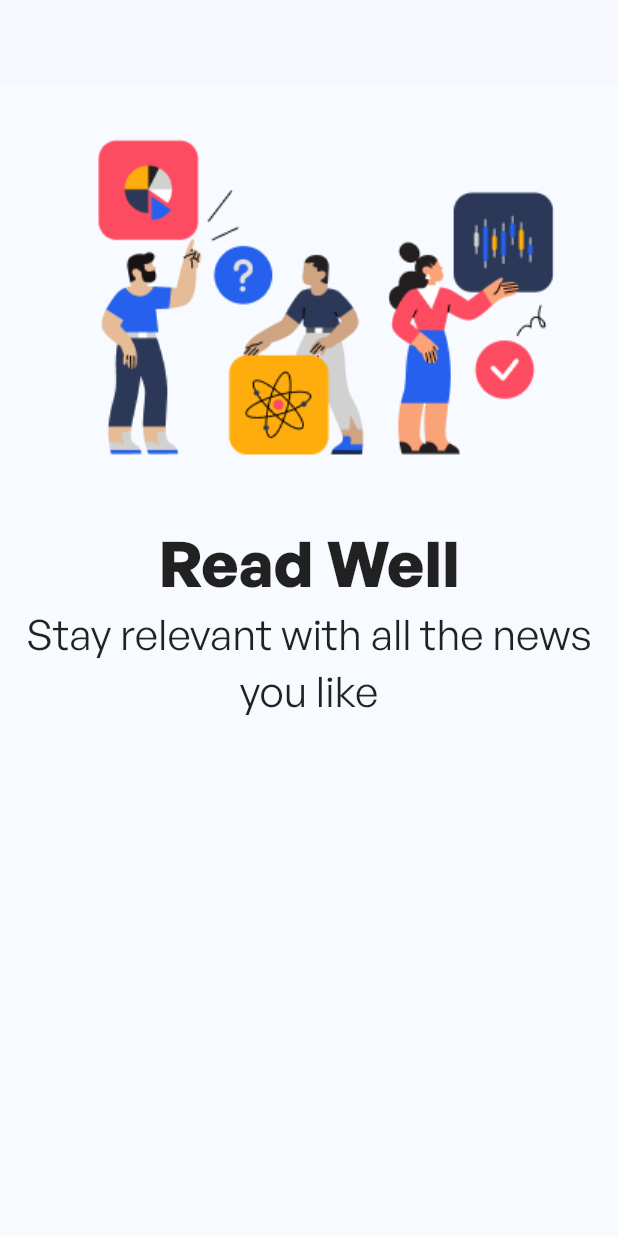
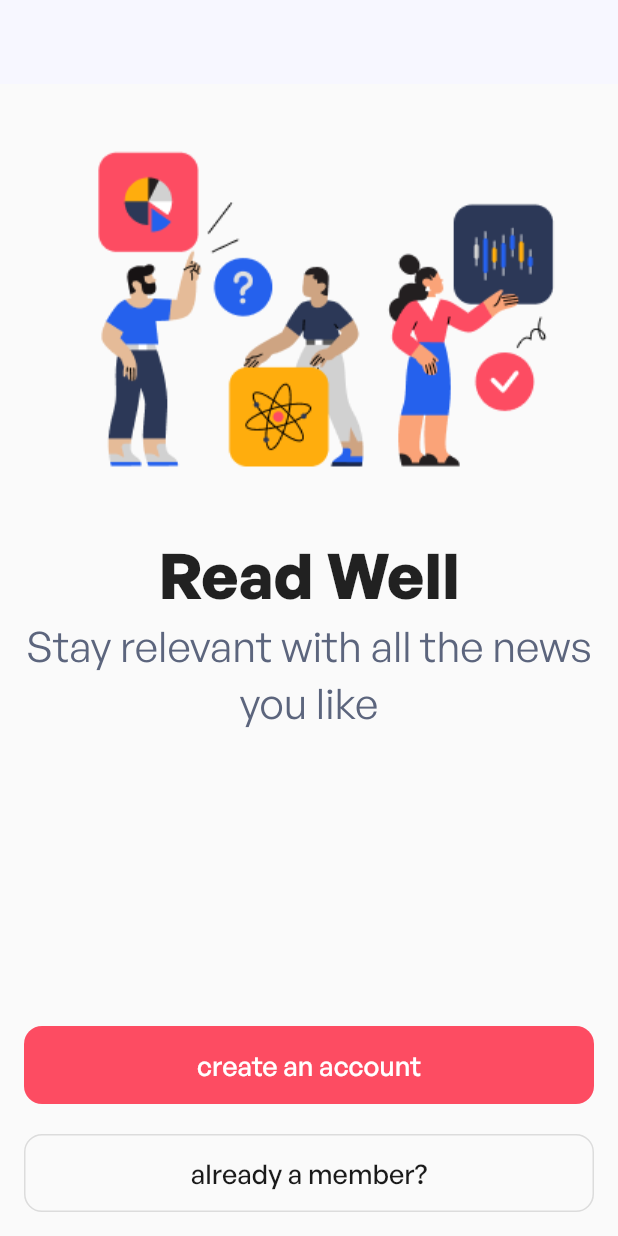
Before and after one commit to InSync-HQ/InSync, a Flutter app: the screen it shows after launch, on a phone screen of 412 x 824 dp. Run offline on Flutter 3.47's test engine with Material 2 defaults, Android fonts, the phone set to English and light mode, and no system bars.

Commit message:
added button as a widget

```diff
--- a/lib/utils/theme_config.dart
+++ b/lib/utils/theme_config.dart
@@ -208,12 +208,8 @@ ThemeData lighttheme = ThemeData(
     ),
   ),
   primaryColor: const Color(0xffFD4C62),
-  primaryColorLight: const Color(0xff00d2ff),
-  primaryColorDark: const Color(0xff0052ff),
-  scaffoldBackgroundColor: const Color(0xffF7FAFF),
   fontFamily: 'General Sans',
   brightness: Brightness.light,
-  backgroundColor: const Color(0xff393E46),
   floatingActionButtonTheme: const FloatingActionButtonThemeData(
     elevation: 0,
     backgroundColor: Color(0xff2dadc2),
--- a/lib/view/splash_screen.dart
+++ b/lib/view/splash_screen.dart
@@ -1,4 +1,5 @@
 import 'package:flutter/material.dart';
+import 'package:insync/widgets/button.dart';
 
 class SplashScreen extends StatefulWidget {
   const SplashScreen({Key? key}) : super(key: key);
@@ -13,8 +14,11 @@ class _SplashScreenState extends State<SplashScreen> {
     return Scaffold(
         appBar: AppBar(),
         body: Padding(
-          padding: const EdgeInsets.all(8.0),
+          padding: const EdgeInsets.all(16.0),
           child: Column(
+            mainAxisAlignment: MainAxisAlignment.spaceBetween,
+            children: [
+              Column(
                 children: [
                   const Image(image: AssetImage('assets/readwell.png')),
                   const Text(
@@ -22,9 +26,41 @@ class _SplashScreenState extends State<SplashScreen> {
                     style: TextStyle(fontSize: 42, fontWeight: FontWeight.w700),
                     textAlign: TextAlign.center,
                   ),
-              const Text("Stay relevant with all the news you like",
-                  style: TextStyle(fontSize: 28),
+                  const Text(
+                    "Stay relevant with all the news you like",
+                    style: TextStyle(fontSize: 28, color: Color(0xff5C657D)),
                     textAlign: TextAlign.center,
+                  ),
+                ],
+              ),
+              Column(
+                crossAxisAlignment: CrossAxisAlignment.stretch,
+                children: [
+                  const PrimaryButton(
+                    buttonTitle: "create an account",
+                    onPressed: null,
+                  ),
+                  const SizedBox(height: 20),
+                  OutlinedButton(
+                    onPressed: () {},
+                    child: const Text(
+                      "already a member?",
+                      style: TextStyle(fontSize: 18),
+                    ),
+                    style: ButtonStyle(
+                      foregroundColor: MaterialStateProperty.all<Color>(
+                          const Color(0xff1A1A1A)),
+                      padding: MaterialStateProperty.all<EdgeInsetsGeometry?>(
+                          const EdgeInsets.symmetric(
+                              vertical: 14.0, horizontal: 8)),
+                      shape: MaterialStateProperty.resolveWith<OutlinedBorder>(
+                          (_) {
+                        return RoundedRectangleBorder(
+                            borderRadius: BorderRadius.circular(12));
+                      }),
+                    ),
+                  )
+                ],
               ),
             ],
           ),
--- a/lib/widgets/button.dart
+++ b/lib/widgets/button.dart
@@ -1,43 +1,32 @@
-// import 'package:flutter/material.dart';
+import 'package:flutter/material.dart';
 
-// class Button extends StatefulWidget {
-//   const Button({
-//     @required this.myText,
-//     @required this.myColor,
-//     this.routeName,
-//     this.onPressed,
-//     Key key,
-//   }) : super(key: key);
-//   final String myText;
-//   final Color myColor;
-//   final String routeName;
-//   final Function onPressed;
+class PrimaryButton extends StatelessWidget {
+  const PrimaryButton(
+      {Key? key, required this.buttonTitle, required this.onPressed})
+      : super(key: key);
+  final String buttonTitle;
+  final void Function()? onPressed;
 
-//   @override
-//   _ButtonState createState() => _ButtonState();
-// }
-
-// class _ButtonState extends State<Button> {
-//   @override
-//   Widget build(BuildContext context) {
-//     return RaisedButton(
-//       padding: const EdgeInsets.symmetric(horizontal: 24.0, vertical: 12.0),
-//       textColor: Colors.white,
-//       elevation: 0,
-//       color: widget.myColor,
-//       child: Text(
-//         widget.myText,
-//         style: TextStyle(
-//             color: Colors.white, fontSize: 18, fontWeight: FontWeight.w600),
-//       ),
-//       onPressed: widget.onPressed ??
-//           () {
-//             print("going to " + widget.routeName);
-//             Navigator.pushNamed(context, widget.routeName);
-//           },
-//       shape: new RoundedRectangleBorder(
-//         borderRadius: new BorderRadius.circular(16.0),
-//       ),
-//     );
-//   }
-// }
+  @override
+  Widget build(BuildContext context) {
+    return ElevatedButton(
+      onPressed: onPressed,
+      child: Text(
+        buttonTitle,
+        style: const TextStyle(fontSize: 18),
+      ),
+      style: ButtonStyle(
+        foregroundColor: MaterialStateProperty.all<Color>(Colors.white),
+        backgroundColor:
+            MaterialStateProperty.all<Color>(const Color(0xffFD4C62)),
+        padding: MaterialStateProperty.all<EdgeInsetsGeometry?>(
+            const EdgeInsets.symmetric(vertical: 14.0, horizontal: 8)),
+        shape: MaterialStateProperty.resolveWith<OutlinedBorder>((_) {
+          return RoundedRectangleBorder(
+              borderRadius: BorderRadius.circular(12));
+        }),
+        elevation: MaterialStateProperty.all<double>(0),
+      ),
+    );
+  }
+}
```
Lines whose indentation alone changed are shown as unchanged.
